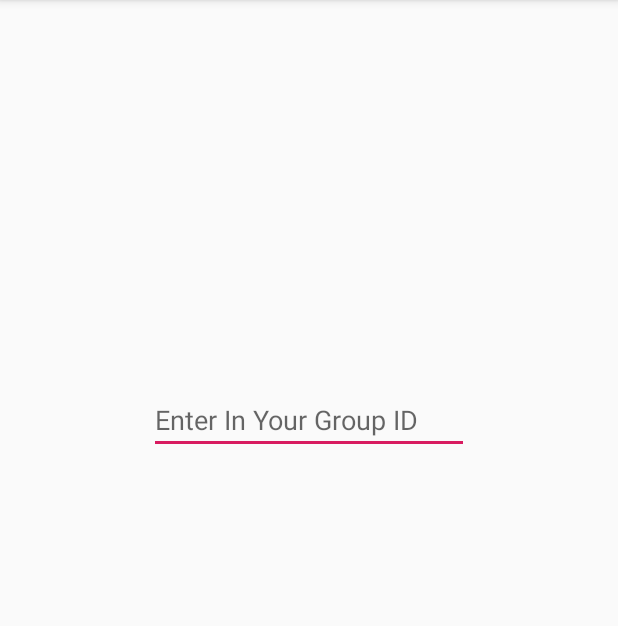
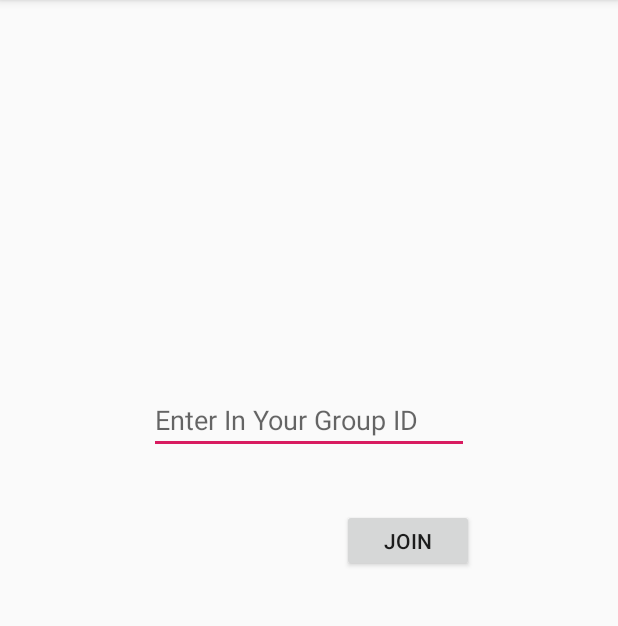
Before and after one commit to jstutz4/SynchronousMusicApp, an Android app: the JoinGroup screen opened directly, with no data from a screen before it, on a phone screen of 412 x 824 dp, the part 84-710 px from its top. Run offline under Robolectric (Android 15) with nearby library versions, the phone set to English and light mode, and no system bars.

Commit message:
Added join music group method and activity Added hosting music activity. Added basic UI.

```diff
--- a/app/src/main/res/layout/activity_join_group.xml
+++ b/app/src/main/res/layout/activity_join_group.xml
@@ -20,4 +20,24 @@
         app:layout_constraintStart_toStartOf="parent"
         app:layout_constraintTop_toTopOf="parent"
         app:layout_constraintVertical_bias="0.061" />
+
+    <Button
+        android:id="@+id/join"
+        android:layout_width="0dp"
+        android:layout_height="42dp"
+        android:layout_marginTop="8dp"
+        android:layout_marginEnd="96dp"
+        android:layout_marginBottom="16dp"
+        android:text="@string/join"
+        app:layout_constraintBottom_toBottomOf="parent"
+        app:layout_constraintEnd_toEndOf="parent"
+        app:layout_constraintTop_toBottomOf="@+id/group"
+        app:layout_constraintVertical_bias="0.072" />
+
+    <android.support.constraint.Guideline
+        android:id="@+id/guideline"
+        android:layout_width="wrap_content"
+        android:layout_height="wrap_content"
+        android:orientation="vertical"
+        app:layout_constraintGuide_begin="20dp" />
 </android.support.constraint.ConstraintLayout>
--- a/app/src/main/res/values/strings.xml
+++ b/app/src/main/res/values/strings.xml
@@ -4,4 +4,5 @@
     <string name="JoinMusic">Join Music Group</string>
     <string name="AddMusic">Add Music</string>
     <string name="groupId">Enter In Your Group ID</string>
+    <string name="join">Join</string>
 </resources>
```
